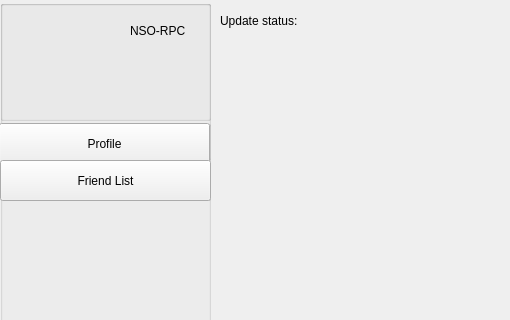
First picture: the form in client/layout/mainwindow.ui, repository MCMi460/NSO-RPC, before the edit; both pictures show x 0 to 510 and y 0 to 320 of the 600 by 600 pixel window.
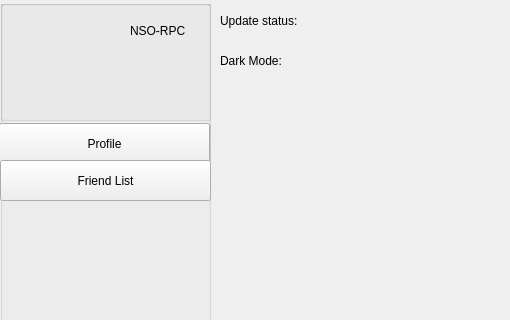
Second picture: the form after the edit. The open tabs and pages were chosen to show the change.

Commit message: Add dark mode

Diff of the .ui file:
```diff
--- a/client/layout/mainwindow.ui
+++ b/client/layout/mainwindow.ui
@@ -475,6 +475,19 @@
         <string>Logout</string>
        </property>
       </widget>
+      <widget class="QLabel" name="label_15">
+       <property name="geometry">
+        <rect>
+         <x>10</x>
+         <y>50</y>
+         <width>101</width>
+         <height>21</height>
+        </rect>
+       </property>
+       <property name="text">
+        <string>Dark Mode:</string>
+       </property>
+      </widget>
      </widget>
     </widget>
    </widget>
```
The commit also changes 3 other files.
